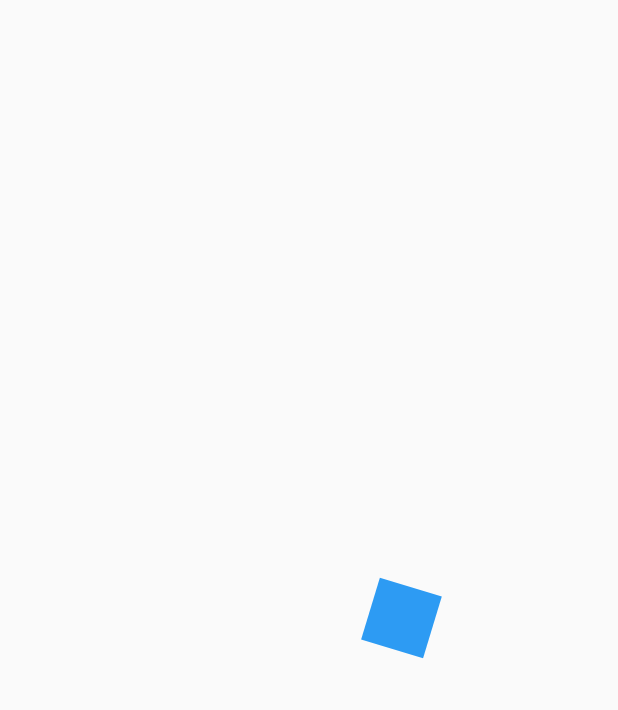
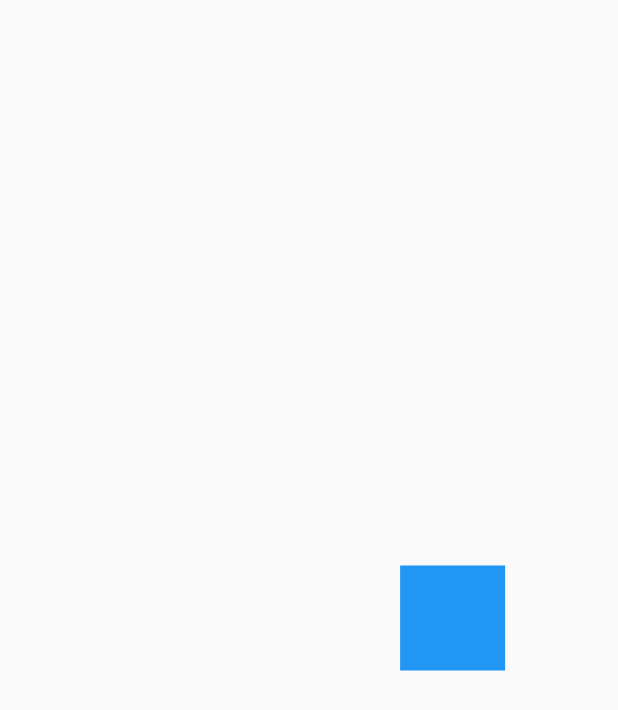
Before and after one commit to xavit/flutter_headers, a Flutter app: the first screen one second after launch, on a phone screen of 412 x 824 dp. Shown: the top 710 px of the screen. Run offline on Flutter 3.47's test engine with Material 2 defaults, Android fonts, the phone set to English and light mode, and no system bars.

Commit message:
1er reto realizado

```diff
--- a/lib/main.dart
+++ b/lib/main.dart
@@ -1,6 +1,7 @@
 import 'package:flutter/material.dart';
-import 'package:headers/src/pages/animaciones_page.dart';
-import 'package:headers/src/pages/headers_page.dart';
+// import 'package:headers/src/pages/animaciones_page.dart';
+// import 'package:headers/src/pages/headers_page.dart';
+import 'package:headers/src/retos/cuadrado_animado_page.dart';
 
 void main() {
   runApp(MyApp());
@@ -25,7 +26,7 @@ class MyApp extends StatelessWidget {
         // is not restarted.
         primarySwatch: Colors.blue,
       ),
-      home: AnimacionesPage(),
+      home: CuadradoAnimadoPage(),
     );
   }
 }
--- /dev/null
+++ b/lib/src/retos/cuadrado_animado_page.dart
@@ -0,0 +1,122 @@
+import 'package:flutter/material.dart';
+import 'dart:math' as Math;
+
+class CuadradoAnimadoPage extends StatelessWidget {
+  const CuadradoAnimadoPage({Key key}) : super(key: key);
+
+  @override
+  Widget build(BuildContext context) {
+    return Scaffold(
+      body: Center(
+        child: CuadradoAnimado(),
+      ),
+    );
+  }
+}
+
+class CuadradoAnimado extends StatefulWidget {
+  @override
+  _CuadradoAnimadoState createState() => _CuadradoAnimadoState();
+}
+
+class _CuadradoAnimadoState extends State<CuadradoAnimado>
+    with SingleTickerProviderStateMixin {
+  AnimationController controller;
+  Animation<double> moverDerecha;
+  Animation<double> moverArriba;
+  Animation<double> moverIzquierda;
+  Animation<double> moverAbajo;
+
+  @override
+  void initState() {
+    controller = new AnimationController(
+      vsync: this,
+      duration: Duration(milliseconds: 4500),
+    );
+
+    moverDerecha = Tween(begin: 0.0, end: 100.0).animate(
+      CurvedAnimation(
+        parent: controller,
+        curve: Interval(
+          0,
+          0.25,
+          curve: Curves.bounceOut,
+        ),
+      ),
+    );
+
+    moverArriba = Tween(begin: 0.0, end: -100.0).animate(
+      CurvedAnimation(
+        parent: controller,
+        curve: Interval(
+          0.25,
+          0.50,
+          curve: Curves.bounceOut,
+        ),
+      ),
+    );
+    moverIzquierda = Tween(begin: 0.0, end: -100.0).animate(
+      CurvedAnimation(
+        parent: controller,
+        curve: Interval(
+          0.50,
+          0.75,
+          curve: Curves.bounceOut,
+        ),
+      ),
+    );
+    moverAbajo = Tween(begin: 0.0, end: 100.0).animate(
+      CurvedAnimation(
+        parent: controller,
+        curve: Interval(
+          0.75,
+          1.0,
+          curve: Curves.bounceOut,
+        ),
+      ),
+    );
+
+    controller.addListener(() {
+      if (controller.status == AnimationStatus.completed) {
+        controller.reset();
+      }
+    });
+    super.initState();
+  }
+
+  @override
+  void dispose() {
+    controller.dispose();
+    super.dispose();
+  }
+
+  @override
+  Widget build(BuildContext context) {
+    controller.forward();
+
+    return AnimatedBuilder(
+      animation: controller,
+      child: _Rectangulo(),
+      builder: (BuildContext context, Widget child) {
+        print('Status: ${controller.status}');
+
+        return Transform.translate(
+          offset: Offset(moverDerecha.value + moverIzquierda.value,
+              moverArriba.value + moverAbajo.value),
+          child: child,
+        );
+      },
+    );
+  }
+}
+
+class _Rectangulo extends StatelessWidget {
+  @override
+  Widget build(BuildContext context) {
+    return Container(
+      width: 70,
+      height: 70,
+      decoration: BoxDecoration(color: Colors.blue),
+    );
+  }
+}
```
